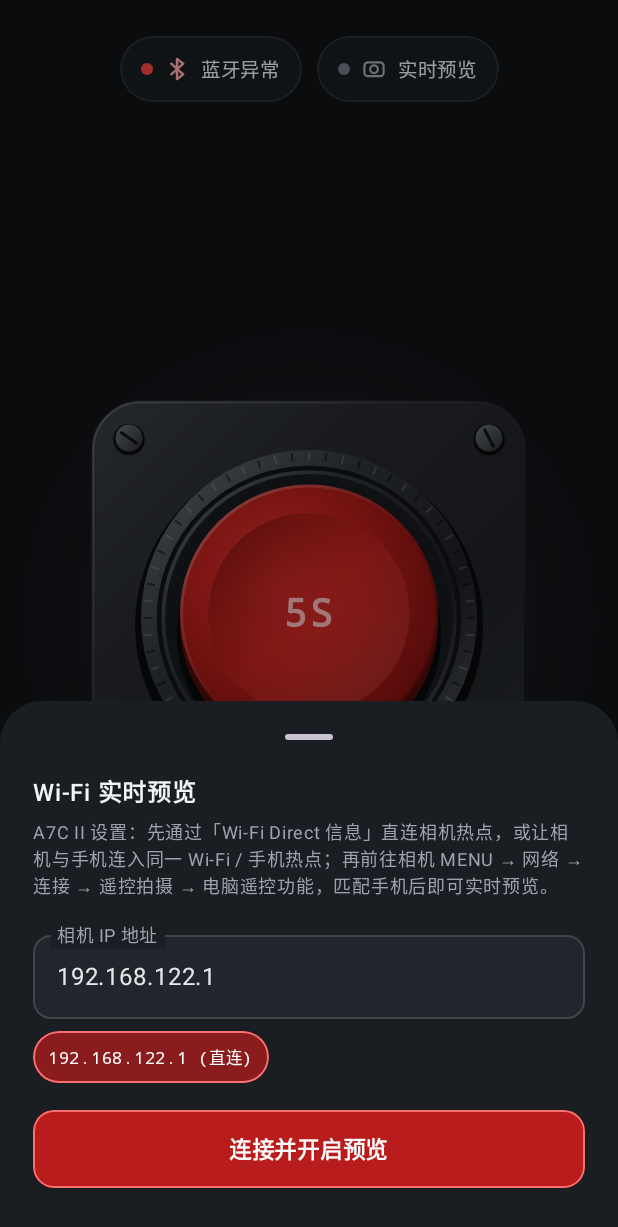
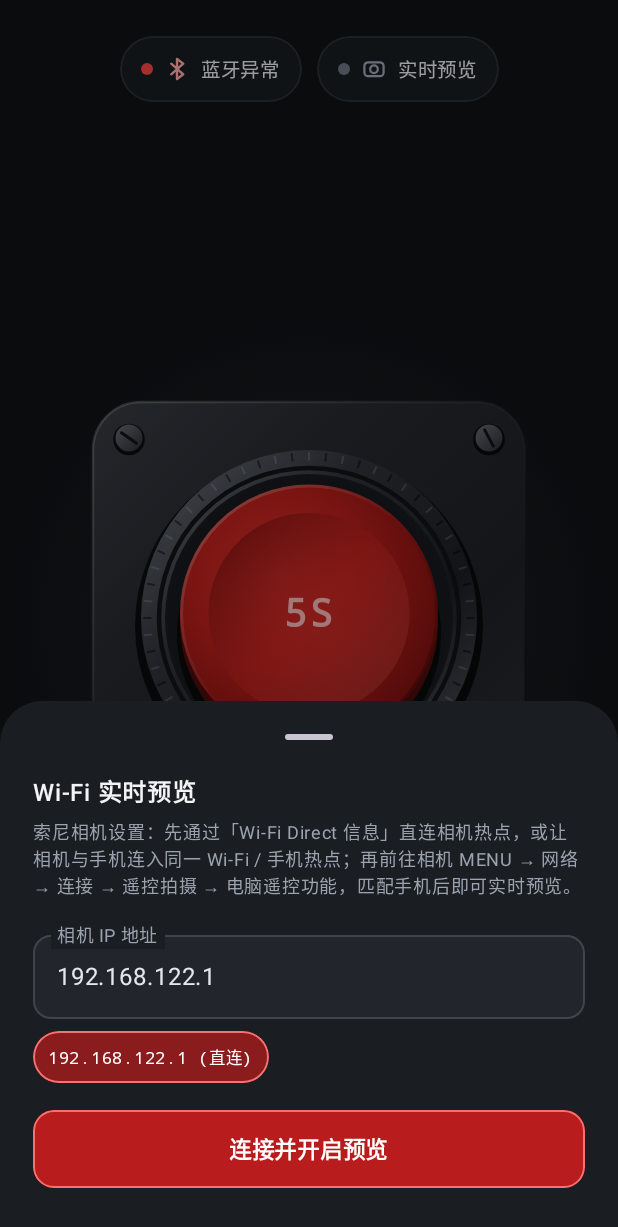
Before and after one commit to fwindpeak/SonyTimerShutter, an Android app built with Jetpack Compose: the screen it shows after launch (MainActivity), after a tap on "实时预览", on a phone screen of 412 x 824 dp. Shown: the top 1227 px of the screen. Run offline under Robolectric (Android 15) with nearby library versions, the phone set to English and light mode, and no system bars; libraries missing offline, so code that uses them is left out: com.jcraft.jsch; 2 other taps on this screen came first.

Commit message:
feat: expand Sony camera model support and generalize UI prompts

```diff
--- a/composeApp/src/androidMain/kotlin/com/sonytimer/shutter/android/AndroidSonyBleController.kt
+++ b/composeApp/src/androidMain/kotlin/com/sonytimer/shutter/android/AndroidSonyBleController.kt
@@ -45,7 +45,7 @@ import kotlinx.coroutines.withTimeoutOrNull
 import java.util.UUID
 
 /**
- * Android 端索尼相机 BLE GATT 遥控控制器（支持 A7C II / ILCE-7CM2 等索尼 Alpha 系列，
+ * Android 端索尼相机 BLE GATT 遥控控制器（支持 A7C II、A7M4 等索尼 Alpha / ZV / FX 系列，
  * 针对 HarmonyOS / 卓易通及 Android 13+ 新蓝牙栈做了串行化与写模式自适应）。
  */
 @SuppressLint("MissingPermission")
@@ -915,8 +915,9 @@ class AndroidSonyBleController(
     private fun isLikelySonyCameraName(name: String): Boolean {
         val upper = name.uppercase()
         return upper.contains("ILCE") ||
+            upper.contains("ILME") ||
             upper.contains("SONY") ||
-            upper.contains("A7C") ||
+            upper.contains("A7") ||
             upper.contains("ZV-") ||
             upper.contains("DSC-") ||
             upper.contains("FX")
--- a/composeApp/src/commonMain/kotlin/com/sonytimer/shutter/protocol/SonyBleProtocol.kt
+++ b/composeApp/src/commonMain/kotlin/com/sonytimer/shutter/protocol/SonyBleProtocol.kt
@@ -1,7 +1,7 @@
 package com.sonytimer.shutter.protocol
 
 /**
- * 索尼 Alpha 系列相机 BLE 遥控协议定义（适配 A7C II / ILCE-7CM2 及同协议机型）。
+ * 索尼 Alpha / ZV / FX 系列相机 BLE 遥控协议定义（适配 A7C II、A7M4 等同协议机型）。
  *
  * 参考实现：
  * - coral/freemote: https://github.com/coral/freemote
--- a/composeApp/src/commonMain/kotlin/com/sonytimer/shutter/ui/CameraPickerSheet.kt
+++ b/composeApp/src/commonMain/kotlin/com/sonytimer/shutter/ui/CameraPickerSheet.kt
@@ -88,7 +88,7 @@ fun CameraPickerSheet(
 
             Spacer(modifier = Modifier.height(6.dp))
             Text(
-                text = "A7C II 请先开启：网络 → 蓝牙功能(开) + 传输/远程 → 蓝牙遥控(开)；首次配对请进入相机「蓝牙 → 配对」。",
+                text = "索尼相机请先开启：网络 → 蓝牙功能(开) + 传输/远程 → 蓝牙遥控(开)；首次配对请进入相机「蓝牙 → 配对」。",
                 fontSize = 12.sp,
                 lineHeight = 18.sp,
                 color = Color(0xFF9CA3AF)
--- a/composeApp/src/commonMain/kotlin/com/sonytimer/shutter/ui/WifiPreviewSheet.kt
+++ b/composeApp/src/commonMain/kotlin/com/sonytimer/shutter/ui/WifiPreviewSheet.kt
@@ -107,7 +107,7 @@ fun WifiPreviewSheet(
 
             Spacer(modifier = Modifier.height(6.dp))
             Text(
-                text = "A7C II 设置：先通过「Wi-Fi Direct 信息」直连相机热点，或让相机与手机连入同一 Wi-Fi / 手机热点；" +
+                text = "索尼相机设置：先通过「Wi-Fi Direct 信息」直连相机热点，或让相机与手机连入同一 Wi-Fi / 手机热点；" +
                     "再前往相机 MENU → 网络 → 连接 → 遥控拍摄 → 电脑遥控功能，匹配手机后即可实时预览。",
                 fontSize = 12.sp,
                 lineHeight = 18.sp,
```
Also changed, not shown: 4 other files.
